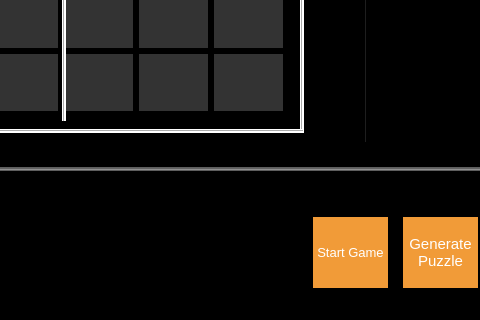
Above: mainwindow.ui from KurokoChu/Sudoku-Full-Crack before the change; both pictures show x 428 to 908 and y 490 to 810 of the 1080 by 810 pixel window. Below: the same form after it.
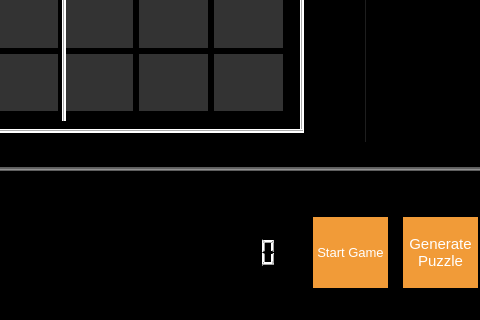
That is the form after the change. Icons and pictures are not drawn.

Commit message: Fixed Start / Stop button

Patch:
```diff
--- a/mainwindow.ui
+++ b/mainwindow.ui
@@ -2836,6 +2836,23 @@
           <string>Start Game</string>
          </property>
         </widget>
+        <widget class="QLCDNumber" name="lcdNumber">
+         <property name="geometry">
+          <rect>
+           <x>620</x>
+           <y>50</y>
+           <width>75</width>
+           <height>71</height>
+          </rect>
+         </property>
+         <property name="styleSheet">
+          <string notr="true">background-color: rgba(0, 0, 0, 0);
+color: rgb(255, 255, 255);</string>
+         </property>
+         <property name="digitCount">
+          <number>5</number>
+         </property>
+        </widget>
        </widget>
       </item>
      </layout>
```
The commit also changes 3 other files.
